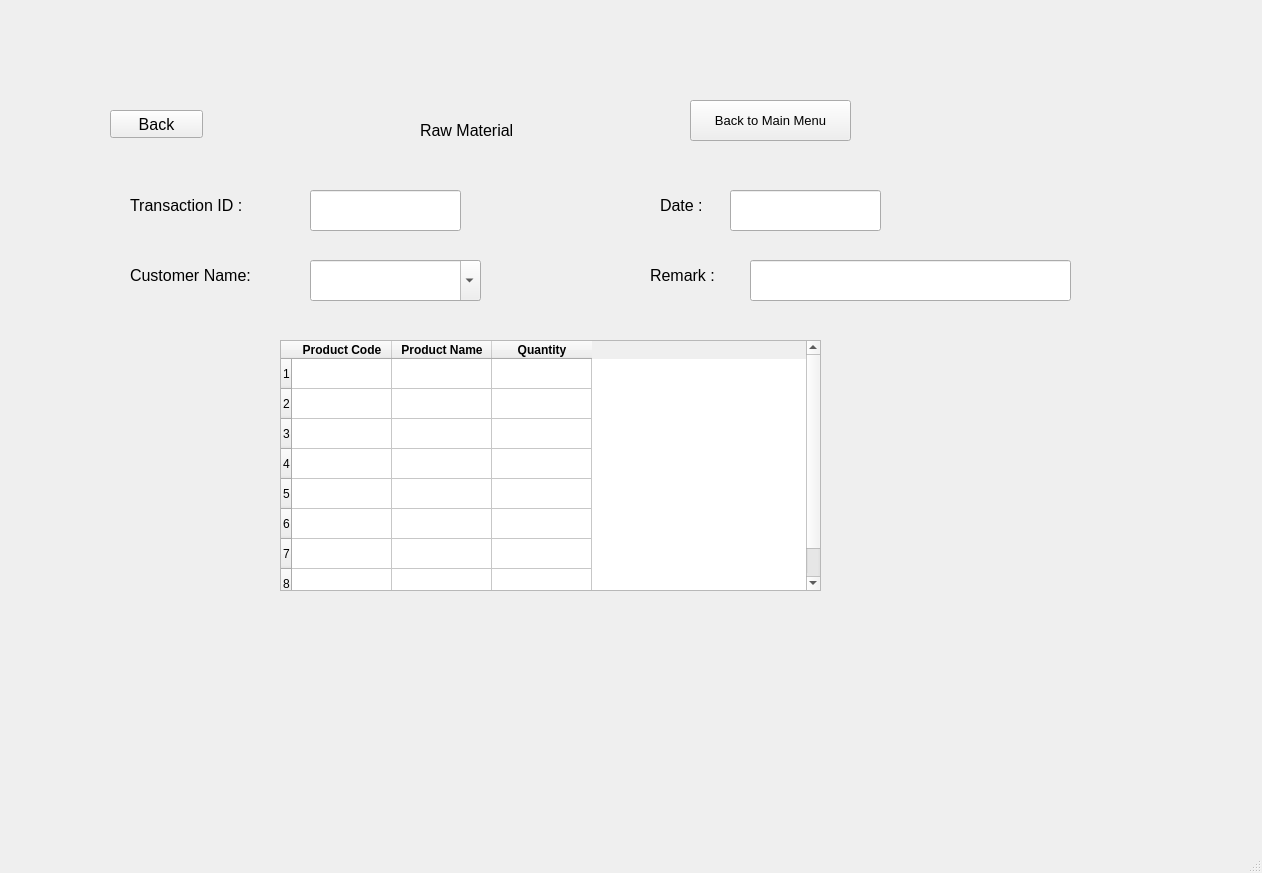
Before: the Qt Designer form UI/StackedView.ui in nilay1221/Inventory_Management, drawn with Qt 5.
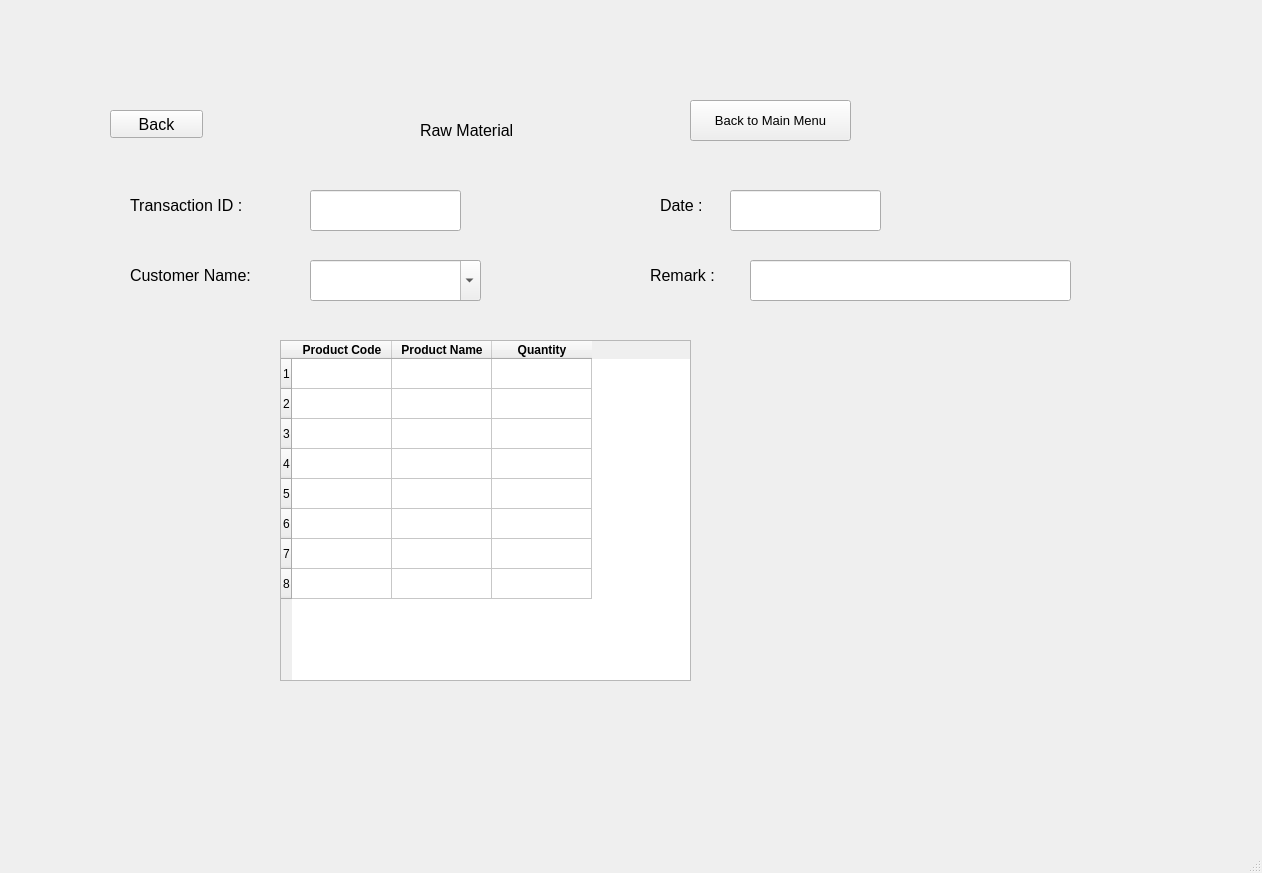
After: the same form once the commit is applied. The open tabs and pages were chosen to show the change.

Diff of the .ui file:
```diff
--- a/UI/StackedView.ui
+++ b/UI/StackedView.ui
@@ -2848,8 +2848,8 @@
        <rect>
         <x>230</x>
         <y>330</y>
-        <width>541</width>
-        <height>251</height>
+        <width>411</width>
+        <height>341</height>
        </rect>
       </property>
       <property name="editTriggers">
```
Left out of the diff: 2 changed lines with no effect on the pictures.
